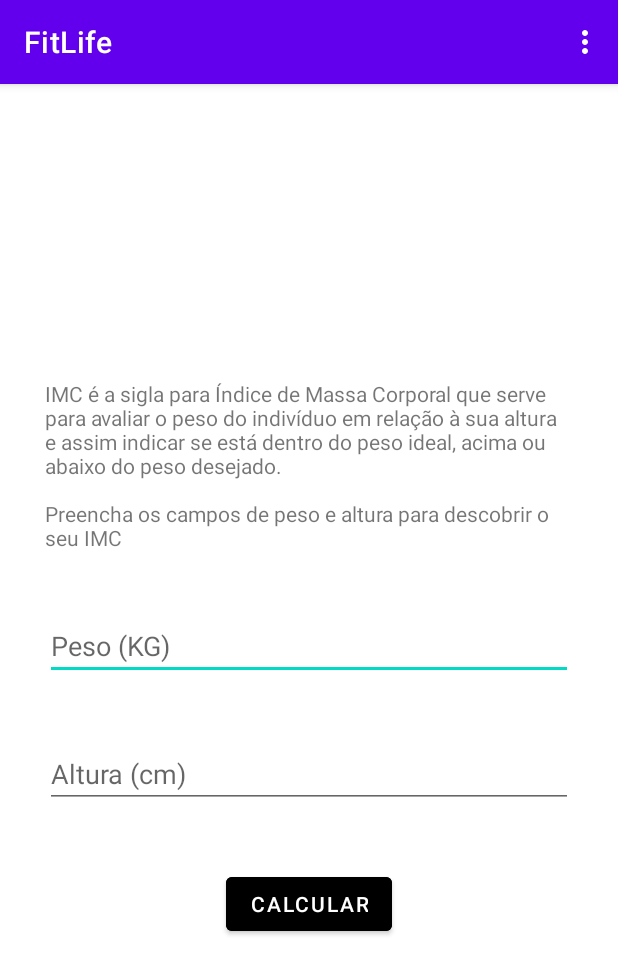
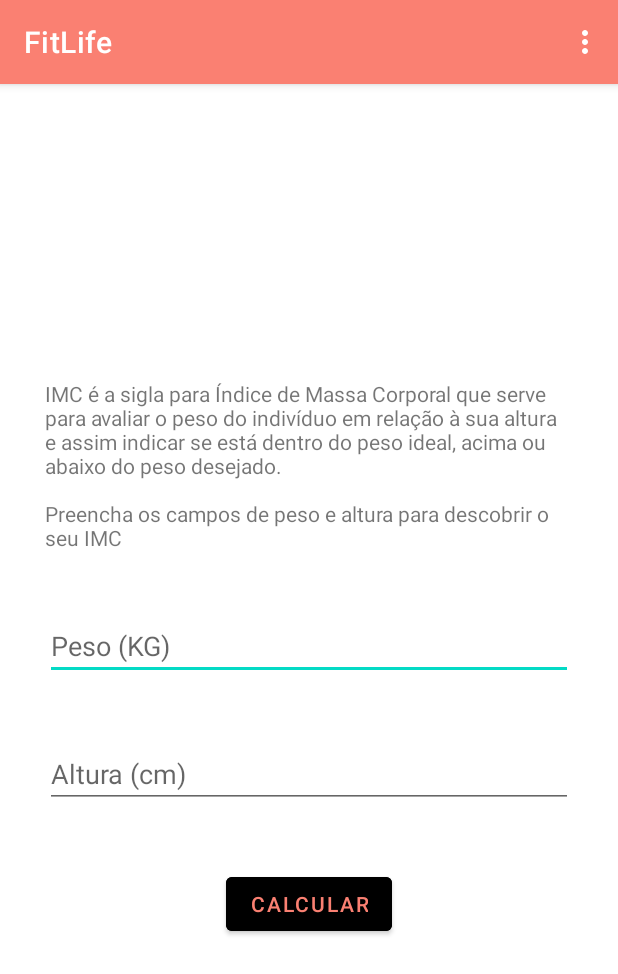
Before and after one commit to BaraldiM/FitLife, an Android app: the ImcActivity screen opened directly, with no data from a screen before it, on a phone screen of 412 x 824 dp. Shown: the top 974 px of the screen. Run offline under Robolectric (Android 15) with nearby library versions, the phone set to English and light mode, and no system bars; our stand-ins replace Room's generated code.

Commit message:
update layout

```diff
--- a/app/src/main/res/drawable/ic_pressure.xml
+++ b/app/src/main/res/drawable/ic_pressure.xml
@@ -1,5 +1,5 @@
-<vector android:height="25dp" android:viewportHeight="340"
-    android:viewportWidth="340" android:width="25dp"
+<vector android:height="40dp" android:viewportHeight="340"
+    android:viewportWidth="340" android:width="40dp"
     xmlns:aapt="http://schemas.android.com/aapt" xmlns:android="http://schemas.android.com/apk/res/android">
     <path android:pathData="M220.453,118.782a59.991,59.991 0,0 0,-12.2 -4.67c-29.895,-7.765 -64.062,8.93 -72.992,33 -8.929,-24.072 -43.1,-40.767 -72.991,-33a59.991,59.991 0,0 0,-12.2 4.67C7.107,140.713 2.667,200.606 41.27,229.518a104.224,104.224 0,0 0,10.513 6.894c56.66,32.614 83.474,67.556 83.474,67.556s26.815,-34.942 83.475,-67.556a104.224,104.224 0,0 0,10.513 -6.894C267.847,200.606 263.408,140.713 220.453,118.782Z">
         <aapt:attr name="android:fillColor">
--- a/app/src/main/res/layout/activity_main.xml
+++ b/app/src/main/res/layout/activity_main.xml
@@ -14,6 +14,8 @@
         android:layout_width="match_parent"
         tools:listitem="@layout/main_item"
         android:layout_height="match_parent"/>
+
+
 
 
 <!--    <LinearLayout-->
--- a/app/src/main/res/values/colors.xml
+++ b/app/src/main/res/values/colors.xml
@@ -1,11 +1,11 @@
 <?xml version="1.0" encoding="utf-8"?>
 <resources>
     <color name="purple_200">#FFBB86FC</color>
-    <color name="purple_500">#FF6200EE</color>
-    <color name="purple_700">#FF3700B3</color>
+    <color name="purple_500">#FA8072</color>
+    <color name="purple_700">#FFA07A</color>
     <color name="teal_200">#FF03DAC5</color>
     <color name="teal_700">#FF018786</color>
     <color name="black">#FF000000</color>
-    <color name="white">#FFFFFFFF</color>
+    <color name="white">#FA8072</color>
     <color name="colorLightGray">#FFE6E6E6</color>
 </resources>
```
